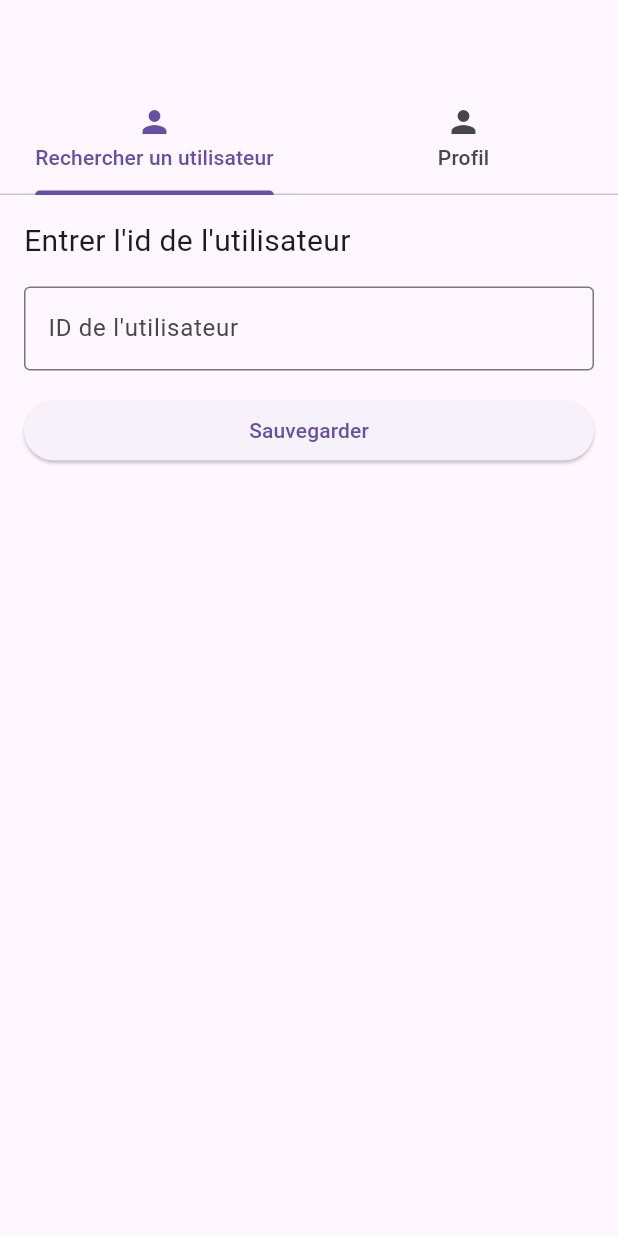
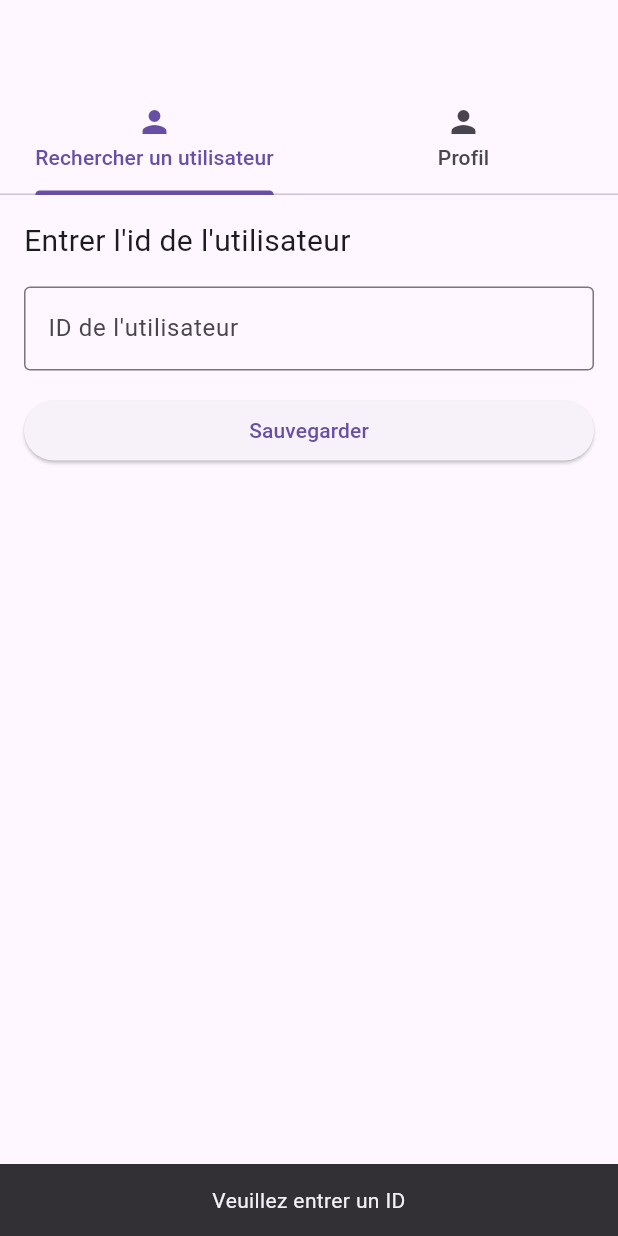
Before and after one commit to YannCrt/TechnicalTestAZEOO, a Flutter app: the screen it shows after launch, after a tap on "Sauvegarder", on a phone screen of 412 x 824 dp. Run offline on Flutter 3.47's test engine with Material 3 defaults, Android fonts, the phone set to English and light mode, and no system bars.

Commit message:
Update home_page and profil_page
 fix error display on home_page and profil_page

```diff
--- a/azeoosdk/lib/src/views/home_page.dart
+++ b/azeoosdk/lib/src/views/home_page.dart
@@ -1,5 +1,6 @@
 import 'package:flutter/material.dart';
 import 'package:azeoosdk/src/notifiers/user_id_notifier.dart';
+import 'package:azeoosdk/src/services/user_service.dart';
 
 class HomePage extends StatefulWidget {
   const HomePage({super.key});
@@ -10,11 +11,95 @@ class HomePage extends StatefulWidget {
 
 class _HomePageState extends State<HomePage> {
   final TextEditingController controller = TextEditingController();
+  bool isLoading = false;
+
+  Future<void> saveUserId() async {
+    final idText = controller.text.trim();
+
+    if (idText.isEmpty) {
+      ScaffoldMessenger.of(context).showSnackBar(
+        const SnackBar(
+          content: Text("Veuillez entrer un ID", textAlign: TextAlign.center),
+        ),
+      );
+      return;
+    }
+
+    int parsedId;
+    try {
+      parsedId = int.parse(idText);
+    } catch (e) {
+      ScaffoldMessenger.of(context).showSnackBar(
+        const SnackBar(
+          content: Text(
+            "L'ID doit être un nombre",
+            textAlign: TextAlign.center,
+          ),
+        ),
+      );
+      return;
+    }
+
+    setState(() {
+      isLoading = true;
+    });
+
+    try {
+      final user = await UserService().getUserById(parsedId);
+
+      userIdNotifier.value = parsedId; // ✅ Mise à jour si succès
+
+      ScaffoldMessenger.of(context).showSnackBar(
+        SnackBar(
+          content: Text(
+            "Utilisateur ${user.id} sauvegardé !",
+            textAlign: TextAlign.center,
+          ),
+        ),
+      );
+    } catch (e) {
+      userIdNotifier.value = parsedId; // 🔧 AJOUTEZ CETTE LIGNE
+
+      ScaffoldMessenger.of(context).showSnackBar(
+        const SnackBar(
+          content: Text("Utilisateur inexistant", textAlign: TextAlign.center),
+        ),
+      );
+    } finally {
+      setState(() {
+        isLoading = false;
+      });
+    }
+
+    try {
+      final user = await UserService().getUserById(parsedId);
+      userIdNotifier.value = parsedId;
+
+      ScaffoldMessenger.of(context).showSnackBar(
+        SnackBar(
+          content: Text(
+            "Utilisateur ${user.id} sauvegardé !",
+            textAlign: TextAlign.center,
+          ),
+        ),
+      );
+    } catch (e) {
+      ScaffoldMessenger.of(context).showSnackBar(
+        const SnackBar(
+          content: Text("Utilisateur inexistant", textAlign: TextAlign.center),
+        ),
+      );
+    } finally {
+      setState(() {
+        isLoading = false;
+      });
+    }
+  }
 
   @override
   Widget build(BuildContext context) {
-    // ✅ ENLÈVE le Scaffold et AppBar, garde juste le contenu
-    return Padding(
+    return Scaffold(
+      body: Padding(
         padding: const EdgeInsets.all(16.0),
         child: Column(
           mainAxisAlignment: MainAxisAlignment.start,
@@ -25,7 +110,6 @@ class _HomePageState extends State<HomePage> {
               style: TextStyle(fontSize: 20),
             ),
             const SizedBox(height: 16),
-
             TextField(
               controller: controller,
               decoration: const InputDecoration(
@@ -36,21 +120,20 @@ class _HomePageState extends State<HomePage> {
             ),
             const SizedBox(height: 16),
             ElevatedButton(
-            onPressed: () {
-              final id = controller.text.trim();
-              if (id.isEmpty) return;
-
-              final parsedId = int.parse(id);
-
-              userIdNotifier.value = parsedId;
-
-              ScaffoldMessenger.of(context).showSnackBar(
-                SnackBar(content: Text("Utilisateur $parsedId Sauvegardé !")),
-              );
-            },
-            child: const Text("Sauvegarder"),
+              onPressed: isLoading ? null : saveUserId,
+              child: isLoading
+                  ? const SizedBox(
+                      width: 24,
+                      height: 24,
+                      child: CircularProgressIndicator(
+                        strokeWidth: 2,
+                        color: Colors.white,
+                      ),
+                    )
+                  : const Text("Sauvegarder"),
             ),
           ],
+        ),
       ),
     );
   }
```
Also changed, not shown: azeoosdk/lib/src/views/profil_page.dart (+18 -23 lines). Lines whose indentation alone changed are shown as unchanged.
